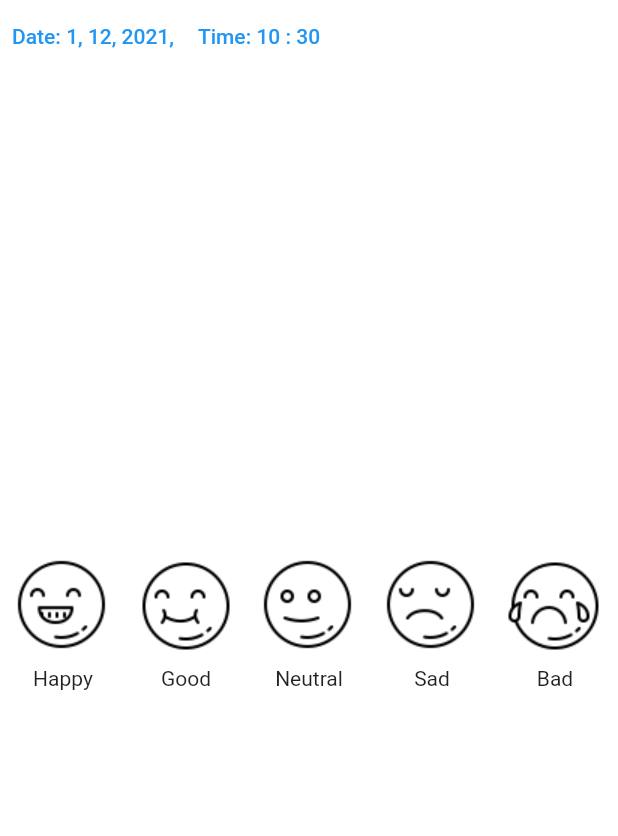
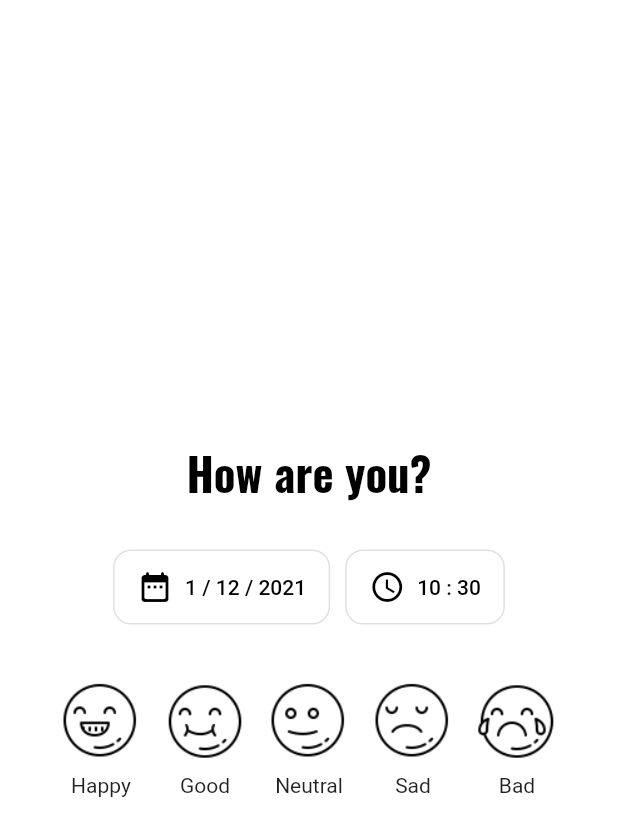
Before and after one commit to suhaozdemir/Mooday, a Flutter app: the screen it shows after launch, on a phone screen of 412 x 824 dp. Shown: the top 836 px of the screen. Run offline on Flutter 3.47's test engine with Material 2 defaults, Android fonts, the phone set to English and light mode, and no system bars; our stand-ins replace animated_text_kit, device_preview, firebase_auth, firebase_core; accounts and stored records are empty.

Commit message:
Edited Mood Screen

```diff
--- a/lib/main.dart
+++ b/lib/main.dart
@@ -2,6 +2,7 @@ import 'package:flutter/foundation.dart';
 import 'package:flutter/material.dart';
 import 'package:mooday/assets/constants.dart';
 import 'package:mooday/screens/home_screen.dart';
+import 'package:mooday/screens/mood/mood_screen.dart';
 import 'services/router.dart';
 import 'package:firebase_core/firebase_core.dart';
 import 'package:device_preview/device_preview.dart';
@@ -22,7 +23,7 @@ class Mooday extends StatelessWidget {
     return MaterialApp(
       // useInheritedMediaQuery: true, // Set to true
       // locale: DevicePreview.locale(context),
-      // home: HomeScreen(),
+      // home: MoodScreen(),
       onGenerateRoute: AppRouter.generateRoute,
       initialRoute: moodRoute,
     );
--- a/lib/screens/mood/localwidgets/mood_icons.dart
+++ b/lib/screens/mood/localwidgets/mood_icons.dart
@@ -10,9 +10,13 @@ class MoodIcons extends StatelessWidget {
   @override
   Widget build(BuildContext context) {
     return Column(
-      mainAxisAlignment: MainAxisAlignment.center,
       children: [
-        TextButton(onPressed: onTap, child: Image.asset(moodImg)),
+        TextButton(
+            onPressed: onTap,
+            child: Image.asset(
+              moodImg,
+              scale: 1.2,
+            )),
         Text(title),
       ],
     );
--- a/lib/screens/mood/mood_screen.dart
+++ b/lib/screens/mood/mood_screen.dart
@@ -1,5 +1,6 @@
 import 'package:flutter/material.dart';
 import 'package:mooday/screens/mood/localwidgets/mood_icons.dart';
+import 'package:mooday/assets/constants.dart';
 
 class MoodScreen extends StatefulWidget {
   @override
@@ -15,35 +16,58 @@ class _MoodScreenState extends State<MoodScreen> {
     super.initState();
     pickedDate = DateTime.now();
     pickedTime = TimeOfDay.now();
-    print(pickedDate);
   }
 
   @override
   Widget build(BuildContext context) {
     return Scaffold(
       backgroundColor: Colors.white,
-      body: Stack(
-        children: [
-          SafeArea(
-            child: Row(
-              crossAxisAlignment: CrossAxisAlignment.start,
+      body: Center(
+        child: Column(
+          mainAxisAlignment: MainAxisAlignment.center,
+          children: [
+            Text(
+              'How are you?',
+              style: ktitleStyle,
+            ),
+            SizedBox(
+              height: 30.0,
+            ),
+            Row(
+              mainAxisAlignment: MainAxisAlignment.center,
               children: [
-                TextButton(
-                  child: Text(
-                      'Date: ${pickedDate.day}, ${pickedDate.month}, ${pickedDate.year},'),
+                OutlinedButton.icon(
+                  icon: Icon(Icons.date_range_rounded),
+                  label: Text(
+                      '${pickedDate.day} / ${pickedDate.month} / ${pickedDate.year}'),
                   onPressed: _pickDate,
+                  style: OutlinedButton.styleFrom(
+                    minimumSize: Size(50.0, 50.0),
+                    primary: Colors.black,
+                    shape: RoundedRectangleBorder(
+                        borderRadius: BorderRadius.circular(12)),
+                  ),
                 ),
-                TextButton(
-                  child:
-                      Text('Time: ${pickedTime.hour} : ${pickedTime.minute}'),
+                SizedBox(
+                  width: 10.0,
+                ),
+                OutlinedButton.icon(
+                  icon: Icon(Icons.watch_later_outlined),
+                  label: Text('${pickedTime.hour} : ${pickedTime.minute}'),
                   onPressed: _pickTime,
+                  style: OutlinedButton.styleFrom(
+                    minimumSize: Size(50.0, 50.0),
+                    primary: Colors.black,
+                    shape: RoundedRectangleBorder(
+                        borderRadius: BorderRadius.circular(12)),
+                  ),
                 ),
               ],
             ),
-          ),
-          Center(
-            child: Row(
-              mainAxisAlignment: MainAxisAlignment.spaceEvenly,
+            SizedBox(
+              height: 30.0,
+            ),
+            Wrap(
               children: [
                 MoodIcons(
                   title: 'Happy',
@@ -68,8 +92,8 @@ class _MoodScreenState extends State<MoodScreen> {
                     onTap: () {}),
               ],
             ),
-          ),
-        ],
+          ],
+        ),
       ),
     );
   }
```
